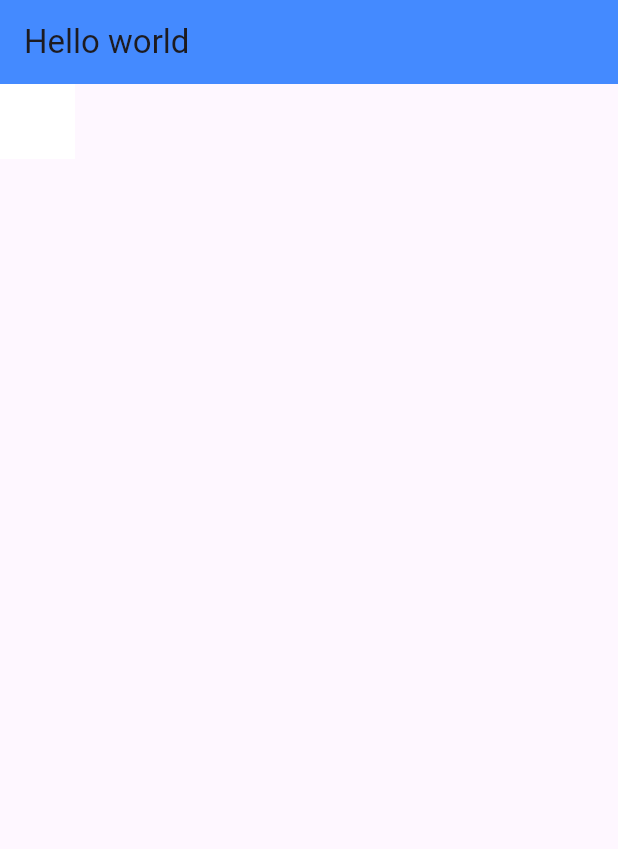
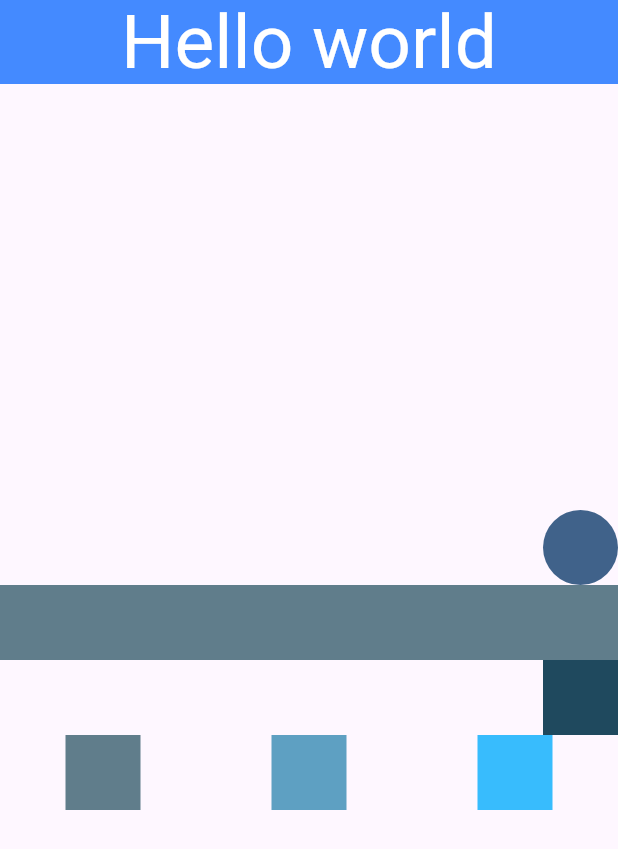
Before and after one commit to yasmim-martins-IT/primeiroApp, a Flutter app: the screen it shows after launch, on a phone screen of 412 x 824 dp. Shown: the top 849 px of the screen. Run offline on Flutter 3.47's test engine with Material 3 defaults, Android fonts, the phone set to English and light mode, and no system bars.

Commit message:
explorando alinhamentos

```diff
--- a/lib/main.dart
+++ b/lib/main.dart
@@ -16,6 +16,12 @@ void main() {
 
 //stateless --> statico
 
+//Widgets Orientadores --> define como a classe filho estará na sua tela cuida da parte do alinhamento como por exemplo (pai : column , pai: row , pai :staci)
+
+// Alinhamento --> para alinhar efetivamente usamos Start/Center/End para colocar nas respectivas posições da tela
+// mainAxisAlgment : alinha o eixo principal (eixo principal da coluna : y , eixo principal linha : x)
+// CrossAxisAligment : alinha o eixo secundario
+
 class MyApp extends StatelessWidget {
   const MyApp({super.key});
 
@@ -29,17 +35,36 @@ class MyApp extends StatelessWidget {
       debugShowCheckedModeBanner: false,
 
       // scaffold separa a tela em partes para criar uuma estrutura , ele consegue fazer em até 3 partes
-
       home: Scaffold(
-
         //appBar é a barrinha que fica em cima da tela
-        appBar: AppBar(title:Text("Hello world") , backgroundColor: Colors.blueAccent, ) ,
+        appBar: AppBar(
+          title: Text(
+            "Hello world",
+            style: TextStyle(
+              //é a estilização do texto
+              fontSize: 50,
+              color: Colors.white,
+            ),
+          ),
+          backgroundColor: Colors.blueAccent,
+          centerTitle: true,
+        ),
 
         //body é o conteudo da página
+        body: Column(
+          //alinha os container em coluna
 
-        body: Container(
+          //colocando no centro
+          mainAxisAlignment: MainAxisAlignment.center,
 
+          //alinhando o eixo secundario
+          crossAxisAlignment: CrossAxisAlignment.end,
+
+          //os childrens é onde vai ficar os nossos container
+          children: [
+            Container(
               // Container é a caixinha que possui as seguintes propriedades : width e height
+              // width: MediaQuery.of(context).size.width * 1.0, coloca 100 da teça
               width: 50,
               height: 50,
 
@@ -47,10 +72,45 @@ class MyApp extends StatelessWidget {
               // Colors.nomeDaCor
               //Color(0XFHexadecimalDaCor)
 
-          color: Colors.white,
+
+              //colocando borda
+              decoration: BoxDecoration(
+                borderRadius: BorderRadius.circular(30) ,
+                color: const Color.fromARGB(255, 64, 98, 138),
+
+              ),
+            ),
+            Container(
+              width: double.infinity,
+              height: 50,
+              color: Colors.blueGrey,
+            ),
+            Container(
+              width: 50,
+              height: 50,
+              color: const Color.fromARGB(255, 31, 73, 94),
             ),
 
-      )
-    ) ;
+            //criando uma linha que ainda será filha da Column
+            Row(
+              mainAxisAlignment: MainAxisAlignment.spaceAround,
+              children: [
+                Container(width: 50, height: 50, color: Colors.blueGrey),
+                Container(
+                  width: 50,
+                  height: 50,
+                  color: const Color.fromARGB(255, 94, 160, 194),
+                ),
+                Container(
+                  width: 50,
+                  height: 50,
+                  color: const Color.fromARGB(255, 56, 188, 253),
+                ),
+              ],
+            ),
+          ],
+        ),
+      ),
+    );
   }
 }
```
Lines whose indentation alone changed are shown as unchanged.
